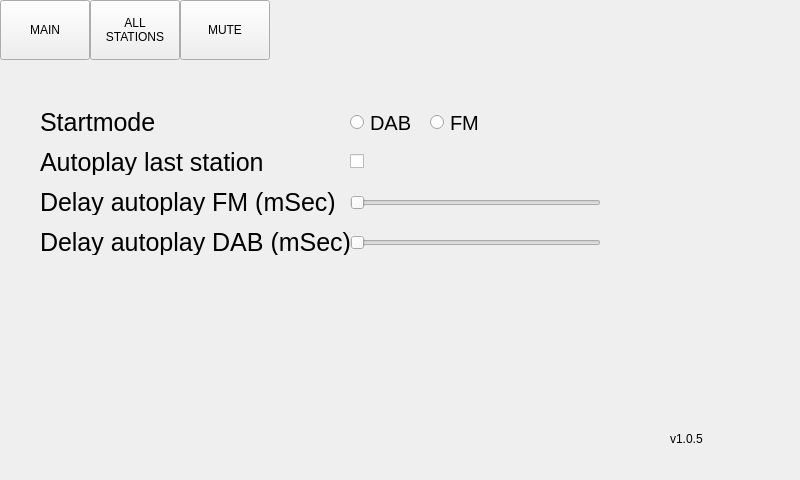
First picture: the form in dialog.ui, repository Vitalic66/DAB-FM-sundtek-api, before the edit.
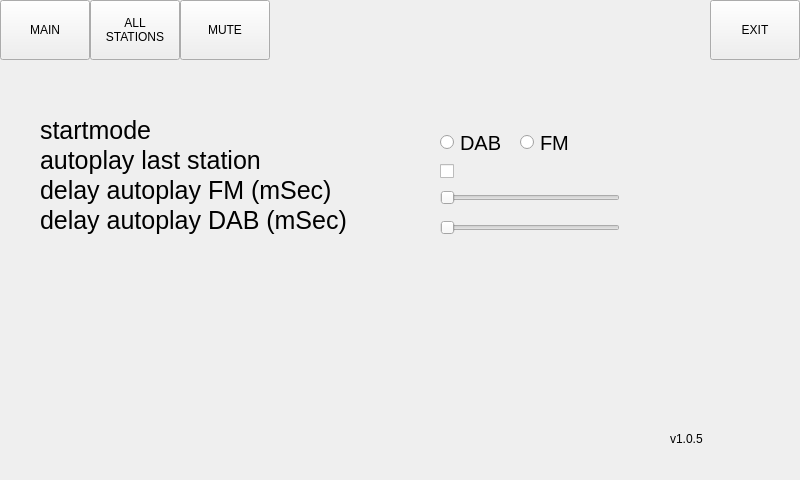
Second picture: the form after the edit. The open tabs and pages were chosen to show the change.

Patch:
```diff
--- a/dialog.ui
+++ b/dialog.ui
@@ -690,7 +690,7 @@
        <x>40</x>
        <y>110</y>
        <width>150</width>
-       <height>25</height>
+       <height>40</height>
       </rect>
      </property>
      <property name="font">
@@ -699,14 +699,14 @@
       </font>
      </property>
      <property name="text">
-      <string>Startmode</string>
+      <string>startmode</string>
      </property>
     </widget>
     <widget class="QRadioButton" name="set_tuner_mode_dab">
      <property name="geometry">
       <rect>
-       <x>350</x>
-       <y>110</y>
+       <x>440</x>
+       <y>130</y>
        <width>112</width>
        <height>25</height>
       </rect>
@@ -726,8 +726,8 @@
     <widget class="QRadioButton" name="set_tuner_mode_fm">
      <property name="geometry">
       <rect>
-       <x>430</x>
-       <y>110</y>
+       <x>520</x>
+       <y>130</y>
        <width>112</width>
        <height>25</height>
       </rect>
@@ -748,9 +748,9 @@
      <property name="geometry">
       <rect>
        <x>40</x>
-       <y>150</y>
+       <y>140</y>
        <width>241</width>
-       <height>25</height>
+       <height>40</height>
       </rect>
      </property>
      <property name="font">
@@ -759,14 +759,14 @@
       </font>
      </property>
      <property name="text">
-      <string>Autoplay last station</string>
+      <string>autoplay last station</string>
      </property>
     </widget>
     <widget class="QCheckBox" name="chkbx_settings_autoplay">
      <property name="geometry">
       <rect>
-       <x>350</x>
-       <y>150</y>
+       <x>440</x>
+       <y>160</y>
        <width>92</width>
        <height>23</height>
       </rect>
@@ -778,9 +778,9 @@
     <widget class="QSlider" name="ho_sl_settings_delay_autoplay_fm">
      <property name="geometry">
       <rect>
-       <x>350</x>
-       <y>195</y>
-       <width>251</width>
+       <x>440</x>
+       <y>190</y>
+       <width>180</width>
        <height>16</height>
       </rect>
      </property>
@@ -809,9 +809,9 @@
      <property name="geometry">
       <rect>
        <x>40</x>
-       <y>190</y>
-       <width>301</width>
-       <height>25</height>
+       <y>170</y>
+       <width>391</width>
+       <height>40</height>
       </rect>
      </property>
      <property name="font">
@@ -820,16 +820,16 @@
       </font>
      </property>
      <property name="text">
-      <string>Delay autoplay FM (mSec)</string>
+      <string>delay autoplay FM (mSec)</string>
      </property>
     </widget>
     <widget class="QLabel" name="lbl_delay_value_fm">
      <property name="geometry">
       <rect>
-       <x>620</x>
-       <y>190</y>
+       <x>640</x>
+       <y>170</y>
        <width>100</width>
-       <height>25</height>
+       <height>40</height>
       </rect>
      </property>
      <property name="font">
@@ -845,9 +845,9 @@
      <property name="geometry">
       <rect>
        <x>40</x>
-       <y>230</y>
-       <width>311</width>
-       <height>25</height>
+       <y>200</y>
+       <width>381</width>
+       <height>40</height>
       </rect>
      </property>
      <property name="font">
@@ -856,15 +856,15 @@
       </font>
      </property>
      <property name="text">
-      <string>Delay autoplay DAB (mSec)</string>
+      <string>delay autoplay DAB (mSec)</string>
      </property>
     </widget>
     <widget class="QSlider" name="ho_sl_settings_delay_autoplay_dab">
      <property name="geometry">
       <rect>
-       <x>350</x>
-       <y>235</y>
-       <width>251</width>
+       <x>440</x>
+       <y>220</y>
+       <width>180</width>
        <height>16</height>
       </rect>
      </property>
@@ -887,10 +887,10 @@
     <widget class="QLabel" name="lbl_delay_value_dab">
      <property name="geometry">
       <rect>
-       <x>620</x>
-       <y>230</y>
+       <x>640</x>
+       <y>200</y>
        <width>100</width>
-       <height>25</height>
+       <height>40</height>
       </rect>
      </property>
      <property name="font">
@@ -902,6 +902,19 @@
       <string/>
      </property>
     </widget>
+    <widget class="QPushButton" name="btn_settings_exit">
+     <property name="geometry">
+      <rect>
+       <x>710</x>
+       <y>0</y>
+       <width>90</width>
+       <height>60</height>
+      </rect>
+     </property>
+     <property name="text">
+      <string>EXIT</string>
+     </property>
+    </widget>
    </widget>
   </widget>
  </widget>
```
Left out of the diff: 80 changed lines with no effect on the pictures.
